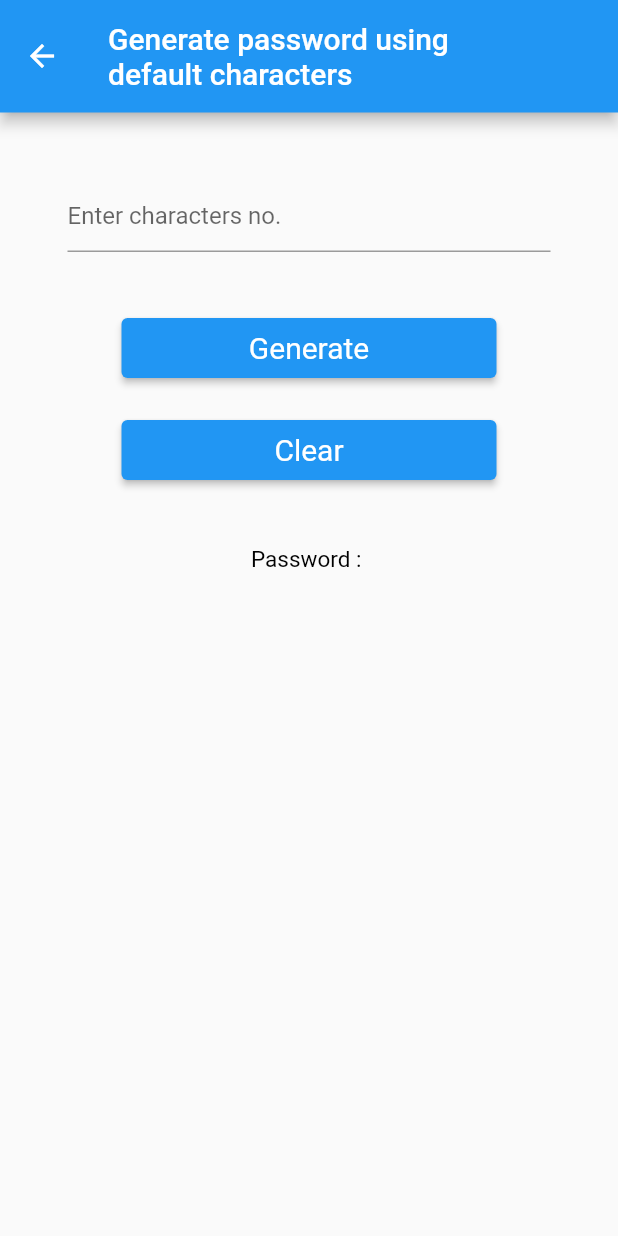
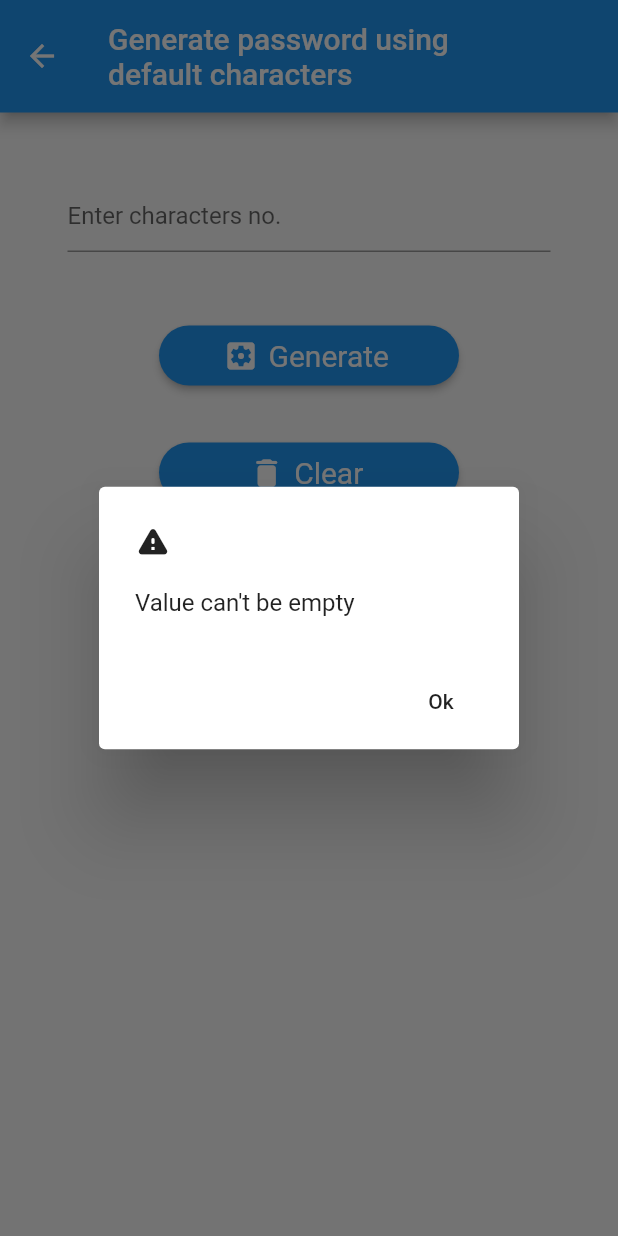
Before and after one commit to mdinoshc/password_generator_android, a Flutter app: the auto_gen screen opened directly, after a tap on "Generate", on a phone screen of 412 x 824 dp. Run offline on Flutter 3.47's test engine with Material 2 defaults, Android fonts, the phone set to English and light mode, and no system bars.

Commit message:
first commit

```diff
--- a/lib/auto_generate.dart
+++ b/lib/auto_generate.dart
@@ -1,3 +1,4 @@
+import 'package:flutter/foundation.dart';
 import 'package:flutter/material.dart';
 
 class auto_gen extends StatefulWidget {
@@ -14,11 +15,43 @@ class _auto_genState extends State<auto_gen> {
   void autogen() {
     setState(() {
       // if(_formkey.currentState!.validate()) {
+        if(t1.text.isEmpty) {
+          showDialog(
+        context: context,
+        builder: (BuildContext context) {
+          return AlertDialog(
+            title: RichText(
+              text: TextSpan(
+                children: [
+                  WidgetSpan(
+                    child: Icon(Icons.warning_rounded),
+                  ),
+                  TextSpan(
+                    text: " Alert",
+                  )
+                ]
+              )
+              ),
+            content: Text("Value can't be empty"),
+            actions: [
+              FlatButton(
+                onPressed: () {
+                  Navigator.of(context).pop();
+                },
+                child: Text("Ok")
+                )
+            ],
+          );
+        }
+        );
+        } else {
         List result = data.split('');
         result.shuffle();
         var x = int.parse(t1.text);
         List pwdarr = result.sublist(1,x+1);
         pwd=pwdarr.join("");
+        }
+        // t2.text=pwd;
       // }
     });
   }
@@ -33,8 +66,10 @@ class _auto_genState extends State<auto_gen> {
   // print(result);
 
   final TextEditingController t1 = new TextEditingController(text: "");
+  // final TextEditingController t2 = new TextEditingController(text: "");
 
   final _formkey = GlobalKey<FormState>();
+  // bool _isObscure=true;
 
   @override
   Widget build(BuildContext context) {
@@ -86,33 +121,71 @@ class _auto_genState extends State<auto_gen> {
                   new Padding(
                 padding: const EdgeInsets.all(20.0),
                 ),
-                  new ElevatedButton(
+
+                  // new ElevatedButton(
+                  // onPressed: autogen,
+                  // child: Text(
+                  //   "Generate"
+                  // ),
+                  // style: ElevatedButton.styleFrom(
+                  //   fixedSize: const Size(250, 40),
+                  //   textStyle: TextStyle(
+                  //     fontSize: 20,
+                  //   )
+                  // ),
+                  // ),
+
+                 Container(
+                  margin: const EdgeInsets.all(5),
+                  child: ElevatedButton.icon(
                     onPressed: autogen,
-                  child: Text(
-                    "Generate"
-                  ),
+                    label: Text('Generate'),
+                    icon: Icon(Icons.settings_applications),
                     style: ElevatedButton.styleFrom(
-                    fixedSize: const Size(250, 40),
+                      fixedSize: const Size(200, 40),
                     textStyle: TextStyle(
                       fontSize: 20,
+                    ),
+                    shape: RoundedRectangleBorder(
+                      borderRadius: BorderRadius.circular(20)
                     )
                     ),
-                  ),
+              )),
+
                   new Padding(
                 padding: const EdgeInsets.all(10.0),
                 ),
-                  new ElevatedButton(
+
+                  // new ElevatedButton(
+                  // onPressed: clear,
+                  // child: Text(
+                  //   "Clear"
+                  // ),
+                  // style: ElevatedButton.styleFrom(
+                  //   fixedSize: const Size(250, 40),
+                  //   textStyle: TextStyle(
+                  //     fontSize: 20,
+                  //   )
+                  // ),
+                  // ),
+
+                  Container(
+              margin: const EdgeInsets.all(5),
+              child: ElevatedButton.icon(
                 onPressed: clear,
-                  child: Text(
-                    "Clear"
-                  ),
+                label: Text('Clear'),
+                icon: Icon(Icons.delete_rounded),
                 style: ElevatedButton.styleFrom(
-                    fixedSize: const Size(250, 40),
+                  fixedSize: const Size(200, 40),
                     textStyle: TextStyle(
                       fontSize: 20,
+                    ),
+                    shape: RoundedRectangleBorder(
+                      borderRadius: BorderRadius.circular(20)
                     )
                 ),
-                  ),
+              )),
+
                   new Padding(
                 padding: const EdgeInsets.all(20.0),
                 ),
@@ -128,6 +201,7 @@ class _auto_genState extends State<auto_gen> {
                 padding: const EdgeInsets.all(05.0),
                 ),
                   new SelectableText(
+                    // _isObscure == true
                     "$pwd",
                     style: new TextStyle(
                       fontSize: 20.0,
@@ -136,6 +210,12 @@ class _auto_genState extends State<auto_gen> {
 
                     ),
                   )
+                  // TextFormField(
+                  //   controller: t2,
+                  //   onTap: () {
+                  //     t2.text='$pwd';
+                  //   },
+                  // )
             ],
           ),
         ),
```
Also changed, not shown: lib/home.dart (+24 -0 lines), lib/user_generate.dart (+81 -12 lines). Lines whose indentation alone changed are shown as unchanged.
